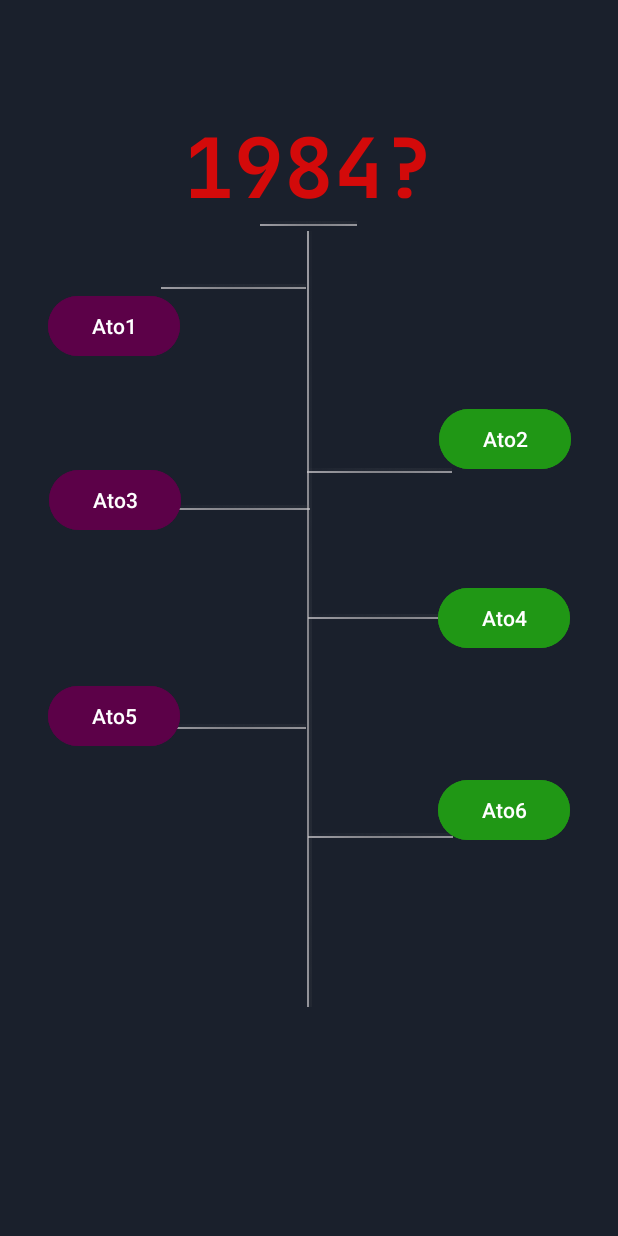
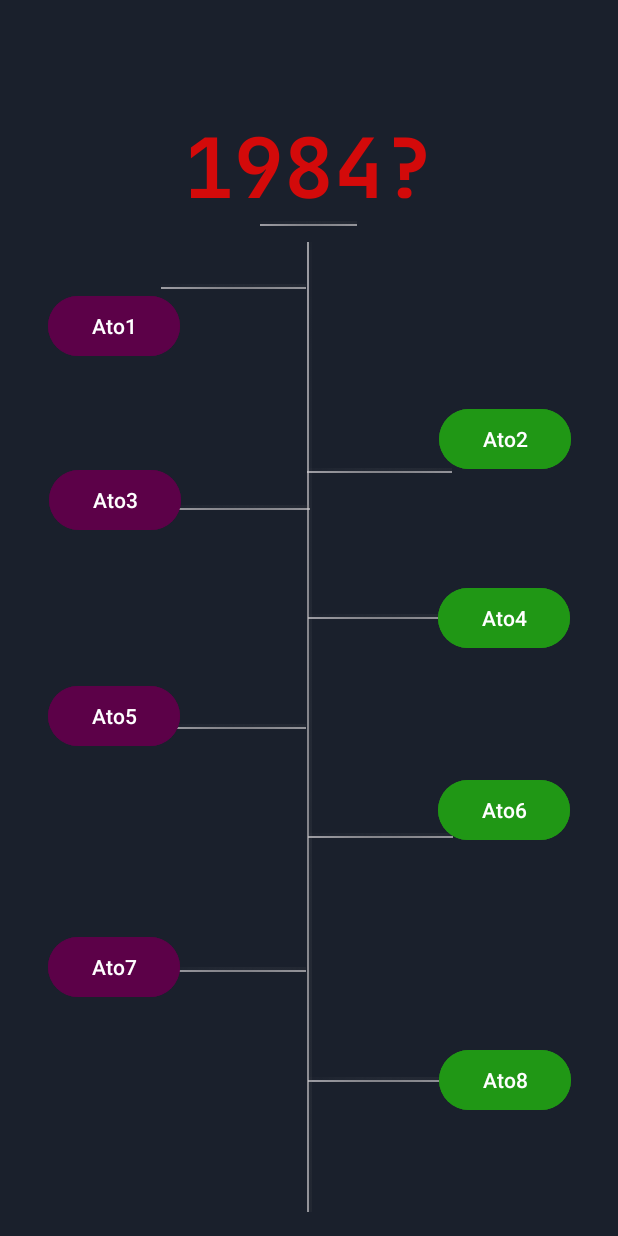
Before and after one commit to Sari-Dorneles/LeiturAPP, an Android app: the telaLinhaTempo screen opened directly, with no data from a screen before it, on a phone screen of 412 x 824 dp. Run offline under Robolectric (Android 15) with nearby library versions, the phone set to English and light mode, and no system bars.

Commit message:
alteração botão da pagina do autor e atualização linha do tempo

```diff
--- a/app/src/main/res/layout/activity_tela_linha_tempo.xml
+++ b/app/src/main/res/layout/activity_tela_linha_tempo.xml
@@ -53,14 +53,30 @@
         app:srcCompat="@android:drawable/status_bar_item_app_background" />
 
     <ImageView
+        android:id="@+id/linha3"
+        android:layout_width="wrap_content"
+        android:layout_height="wrap_content"
+        android:layout_marginEnd="37dp"
+        android:rotation="-90"
+        android:scaleY="1.5"
+        app:layout_constraintBottom_toBottomOf="parent"
+        app:layout_constraintEnd_toEndOf="parent"
+        app:layout_constraintHorizontal_bias="0.679"
+        app:layout_constraintStart_toStartOf="parent"
+        app:layout_constraintTop_toTopOf="parent"
+        app:layout_constraintVertical_bias="0.905"
+        app:srcCompat="@android:drawable/status_bar_item_app_background" />
+
+    <ImageView
         android:id="@+id/linha4"
         android:layout_width="wrap_content"
         android:layout_height="wrap_content"
-        android:scaleY="8"
+        android:scaleY="10"
         app:layout_constraintBottom_toBottomOf="parent"
         app:layout_constraintEnd_toEndOf="parent"
         app:layout_constraintStart_toStartOf="parent"
         app:layout_constraintTop_toTopOf="parent"
+        app:layout_constraintVertical_bias="0.595"
         app:srcCompat="@android:drawable/status_bar_item_app_background" />
 
     <ImageView
@@ -121,6 +137,20 @@
         app:layout_constraintStart_toStartOf="parent"
         app:layout_constraintTop_toTopOf="parent"
         app:layout_constraintVertical_bias="0.595"
+        app:srcCompat="@android:drawable/status_bar_item_app_background" />
+
+    <ImageView
+        android:id="@+id/linha8"
+        android:layout_width="wrap_content"
+        android:layout_height="wrap_content"
+        android:rotation="-90"
+        android:scaleY="1.5"
+        app:layout_constraintBottom_toBottomOf="parent"
+        app:layout_constraintEnd_toEndOf="parent"
+        app:layout_constraintHorizontal_bias="0.377"
+        app:layout_constraintStart_toStartOf="parent"
+        app:layout_constraintTop_toTopOf="parent"
+        app:layout_constraintVertical_bias="0.809"
         app:srcCompat="@android:drawable/status_bar_item_app_background" />
 
     <TextView
@@ -218,4 +248,31 @@
         app:layout_constraintEnd_toEndOf="parent"
         app:layout_constraintStart_toStartOf="parent"
         app:layout_constraintTop_toTopOf="parent" />
+
+    <Button
+        android:id="@+id/btnATO8"
+        android:layout_width="wrap_content"
+        android:layout_height="wrap_content"
+        android:backgroundTint="#209715"
+        android:text="Ato8"
+        app:layout_constraintBottom_toBottomOf="parent"
+        app:layout_constraintEnd_toEndOf="parent"
+        app:layout_constraintHorizontal_bias="0.904"
+        app:layout_constraintStart_toStartOf="parent"
+        app:layout_constraintTop_toTopOf="parent"
+        app:layout_constraintVertical_bias="0.897" />
+
+    <Button
+        android:id="@+id/btnATO7"
+        android:layout_width="wrap_content"
+        android:layout_height="wrap_content"
+        android:backgroundTint="#5C0148"
+        android:text="Ato7"
+        app:layout_constraintBottom_toBottomOf="parent"
+        app:layout_constraintEnd_toEndOf="parent"
+        app:layout_constraintHorizontal_bias="0.099"
+        app:layout_constraintStart_toStartOf="parent"
+        app:layout_constraintTop_toTopOf="parent"
+        app:layout_constraintVertical_bias="0.8" />
+
 </androidx.constraintlayout.widget.ConstraintLayout>
```
Also changed, not shown: app/src/main/java/com/example/myapplication/telaLinhaTempo.java (+40 -0 lines), app/src/main/java/com/example/myapplication/telaPerfilAutor.java (+14 -8 lines).
